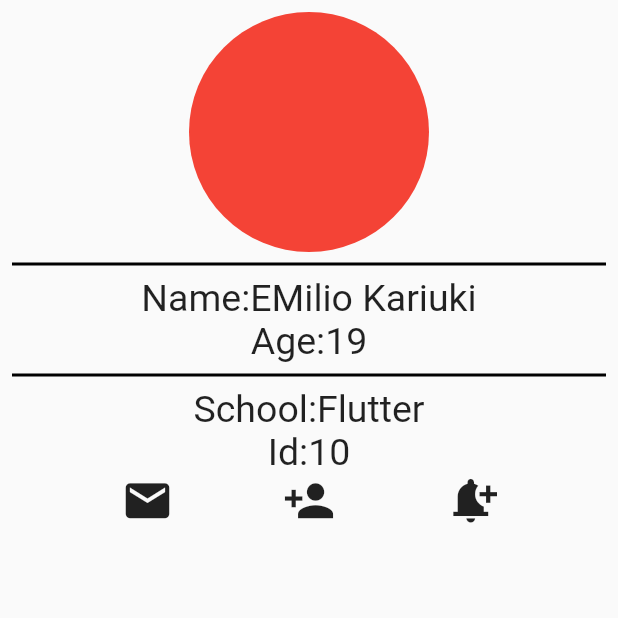
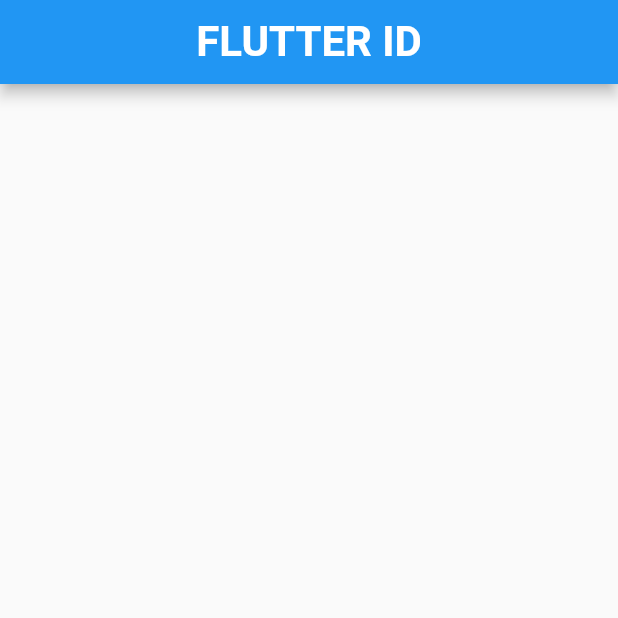
Before and after one commit to emilio-kariuki/first_project, a Flutter app: the screen it shows after launch, on a phone screen of 412 x 824 dp, the top half of it. Run offline on Flutter 3.47's test engine with Material 2 defaults, Android fonts, the phone set to English and light mode, and no system bars.

Commit message:
made changes

```diff
--- a/lib/main.dart
+++ b/lib/main.dart
@@ -2,115 +2,35 @@ import 'package:flutter/material.dart';
 
 void main() {
   runApp(const MaterialApp(
-    home: Home(),
+    home: Complete(),
   ));
 }
 
-class Home extends StatefulWidget {
-  const Home({Key? key}) : super(key: key);
+class Complete extends StatefulWidget {
+  const Complete({Key? key}) : super(key: key);
 
   @override
-  State<Home> createState() => _HomeState();
+  State<Complete> createState() => _CompleteState();
 }
 
-class _HomeState extends State<Home> {
+class _CompleteState extends State<Complete> {
   @override
   Widget build(BuildContext context) {
     return Scaffold(
-        body: SafeArea(
-      child: Padding(
-        padding: const EdgeInsets.all(8.0),
-        child: Column(
-            //mainAxisAlignment: MainAxisAlignment.center,
-            crossAxisAlignment: CrossAxisAlignment.center,
-            children: [
-              const Center(
-                child: CircleAvatar(
-                  radius: 80,
-                  backgroundColor: Colors.red,
-                ),
-              ),
-              const Divider(
-                color: Colors.black,
-                thickness: 2,
-              ),
-              Row(
-                mainAxisAlignment: MainAxisAlignment.center,
-                children: const [
-                  Text(
-                    'Name:',
-                    style: TextStyle(
-                      fontSize: 25,
-                    ),
-                  ),
-                  Text("EMilio Kariuki",
-                      style: TextStyle(
-                        fontSize: 25,
-                      ))
-                ],
-              ),
-              Row(
-                mainAxisAlignment: MainAxisAlignment.center,
-                children: const [
-                  Text(
-                    'Age:',
-                    style: TextStyle(
-                      fontSize: 25,
-                    ),
-                  ),
-                  Text("19",
-                      style: TextStyle(
-                        fontSize: 25,
-                      ))
-                ],
-              ),
-              const Divider(
-                color: Colors.black,
-                thickness: 2,
-              ),
-              Row(
-                mainAxisAlignment: MainAxisAlignment.center,
-                children: const [
-                  Text(
-                    'School:',
-                    style: TextStyle(
-                      fontSize: 25,
-                    ),
-                  ),
-                  Text("Flutter",
-                      style: TextStyle(
-                        fontSize: 25,
-                      ))
-                ],
-              ),
-              Row(
-                mainAxisAlignment: MainAxisAlignment.center,
-                children: const [
-                  Text(
-                    'Id:',
-                    style: TextStyle(
-                      fontSize: 25,
-                    ),
-                  ),
-                  Text("10",
-                      style: TextStyle(
-                        fontSize: 25,
-                      ))
-                ],
-              ),
-              Row(
-                mainAxisAlignment: MainAxisAlignment.spaceEvenly,
-                children: const [
-                  Icon(
-                    Icons.email,
-                    size: 35,
-                  ),
-                  Icon(Icons.person_add, size: 35),
-                  Icon(Icons.notification_add, size: 35)
-                ],
-              )
-            ]),
+      appBar: AppBar(
+        centerTitle: true,
+        title: const Text(
+          "FLUTTER ID",
+          style: TextStyle(fontSize: 28, fontWeight: FontWeight.bold),
+        ),
       ),
-    ));
+    );
+  }
+
+  Widget showText(String text) {
+    return Text(
+      text,
+      style: const TextStyle(fontSize: 28, fontWeight: FontWeight.bold),
+    );
   }
 }
```
